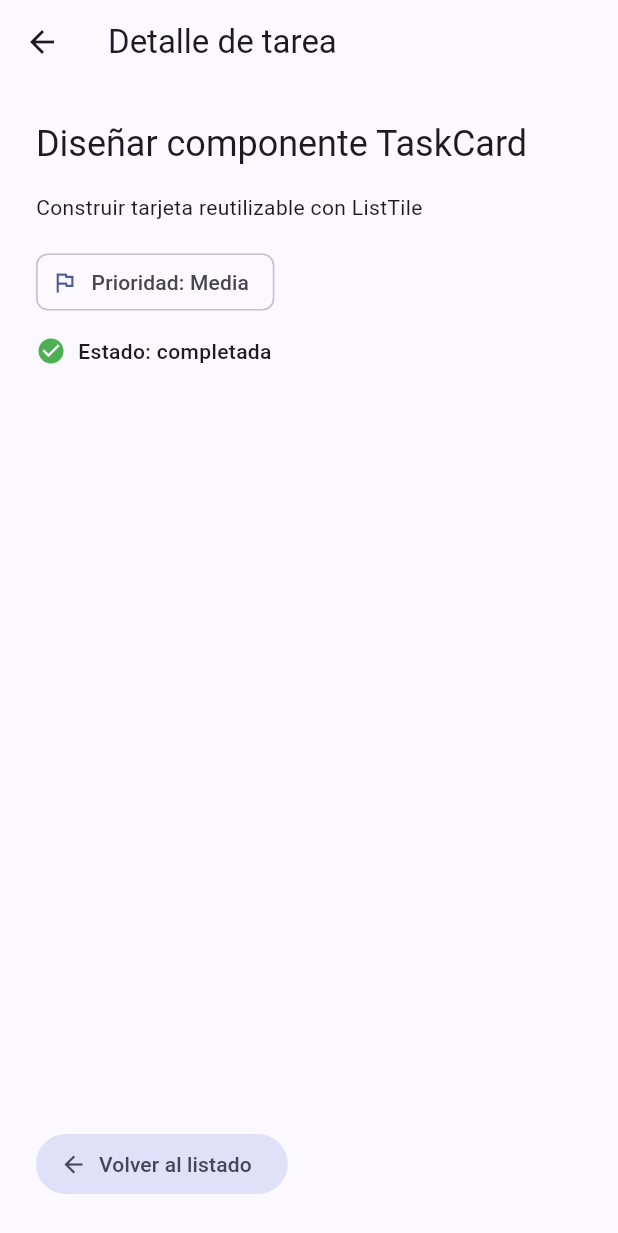
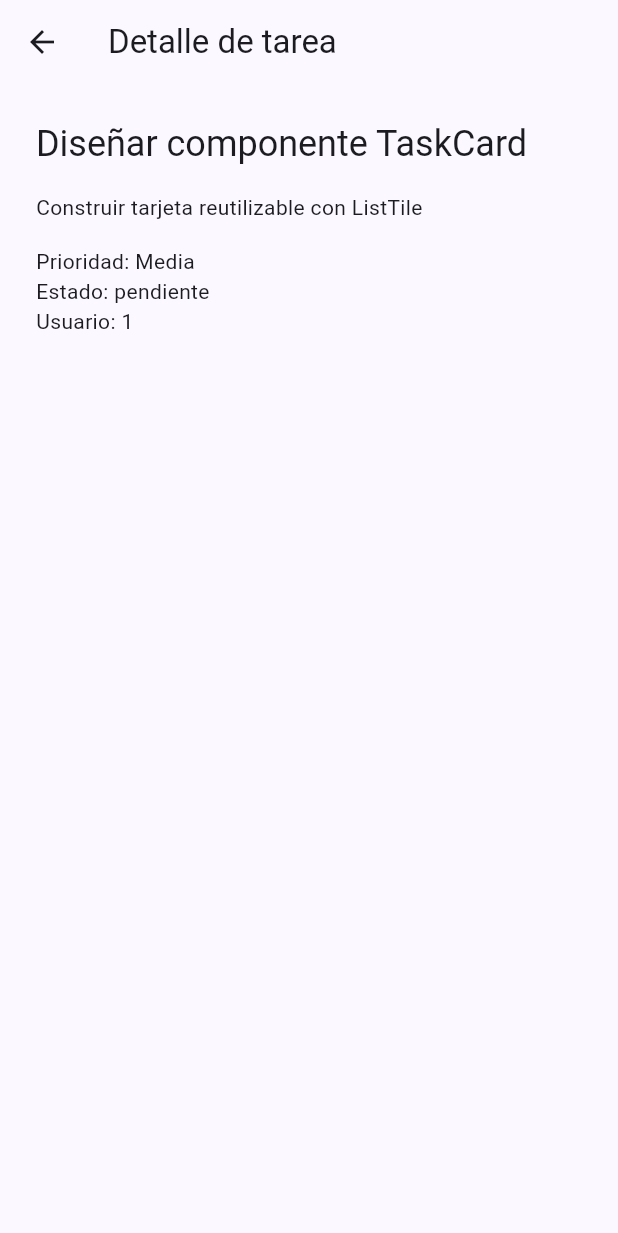
Before and after one commit to anthonymcs/taskflow, a Flutter app: the screen it shows after launch, after a tap on "Diseñar componente TaskCard", on a phone screen of 412 x 824 dp. Shown: the top 1233 px of the screen. Run offline on Flutter 3.47's test engine with Material 3 defaults, Android fonts, the phone set to English and light mode, and no system bars; our stand-ins replace go_router.

Commit message:
docs: definir alcance y modelo de TaskFlow

```diff
--- a/lib/main.dart
+++ b/lib/main.dart
@@ -1,9 +1,74 @@
 import 'package:flutter/material.dart';
 import 'package:go_router/go_router.dart';
+
+import 'task.dart';
 
 void main() {
   runApp(const TaskFlowApp());
 }
+
+const demoTasks = <Task>[
+  Task(
+    id: 1,
+    title: 'Definir arquitectura y modelos',
+    description: 'Estructurar clase Task y tipos de datos',
+    priority: 'Alta',
+    isCompleted: false,
+    userId: 1,
+  ),
+  Task(
+    id: 2,
+    title: 'Diseñar componente TaskCard',
+    description: 'Construir tarjeta reutilizable con ListTile',
+    priority: 'Media',
+    isCompleted: false,
+    userId: 1,
+  ),
+  Task(
+    id: 3,
+    title: 'Implementar ListView.builder',
+    description: 'Renderizar listado bajo demanda y scroll eficiente',
+    priority: 'Alta',
+    isCompleted: true,
+    userId: 1,
+  ),
+  Task(
+    id: 4,
+    title: 'Preparar navegación por id',
+    description: 'Planificar vista detallada para cada tarea',
+    priority: 'Media',
+    isCompleted: false,
+    userId: 1,
+  ),
+  Task(
+    id: 5,
+    title: 'Verificar calidad con analyzer',
+    description: 'Ejecutar dart format y flutter analyze sin errores',
+    priority: 'Baja',
+    isCompleted: false,
+    userId: 1,
+  ),
+];
+
+Task? findTask(int? id) {
+  for (final task in demoTasks) {
+    if (task.id == id) return task;
+  }
+  return null;
+}
+
+final appRouter = GoRouter(
+  routes: [
+    GoRoute(path: '/', builder: (context, state) => const TaskListScreen()),
+    GoRoute(
+      path: '/task/:id',
+      builder: (context, state) {
+        final id = int.tryParse(state.pathParameters['id'] ?? '');
+        return TaskDetailScreen(task: findTask(id));
+      },
+    ),
+  ],
+);
 
 class TaskFlowApp extends StatelessWidget {
   const TaskFlowApp({super.key});
@@ -15,99 +80,8 @@ class TaskFlowApp extends StatelessWidget {
       title: 'TaskFlow',
       theme: ThemeData(
         colorScheme: ColorScheme.fromSeed(seedColor: Colors.indigo),
-        useMaterial3: true,
       ),
       routerConfig: appRouter,
-    );
-  }
-}
-
-class Task {
-  const Task({
-    required this.id,
-    required this.title,
-    required this.description,
-    required this.priority,
-    required this.isCompleted,
-  });
-
-  final int id;
-  final String title;
-  final String description;
-  final String priority;
-  final bool isCompleted;
-}
-
-const demoTasks = [
-  Task(
-    id: 1,
-    title: 'Definir arquitectura y modelos',
-    description: 'Estructurar clase Task y tipos de datos',
-    priority: 'Alta',
-    isCompleted: true,
-  ),
-  Task(
-    id: 2,
-    title: 'Diseñar componente TaskCard',
-    description: 'Construir tarjeta reutilizable con ListTile',
-    priority: 'Media',
-    isCompleted: true,
-  ),
-  Task(
-    id: 3,
-    title: 'Implementar ListView.builder',
-    description: 'Renderizar listado bajo demanda y scroll eficiente',
-    priority: 'Alta',
-    isCompleted: false,
-  ),
-  Task(
-    id: 4,
-    title: 'Preparar navegación por id',
-    description: 'Planificar vista detallada para cada tarea',
-    priority: 'Media',
-    isCompleted: false,
-  ),
-  Task(
-    id: 5,
-    title: 'Verificar calidad con analyzer',
-    description: 'Ejecutar dart format y flutter analyze sin errores',
-    priority: 'Baja',
-    isCompleted: false,
-  ),
-];
-
-final appRouter = GoRouter(
-  routes: [
-    GoRoute(path: '/', builder: (context, state) => const TaskListScreen()),
-    GoRoute(
-      path: '/task/:id',
-      builder: (context, state) {
-        final taskId = int.parse(state.pathParameters['id']!);
-        return TaskDetailScreen(taskId: taskId);
-      },
-    ),
-  ],
-);
-
-class TaskCard extends StatelessWidget {
-  const TaskCard({super.key, required this.task, this.onTap});
-
-  final Task task;
-  final VoidCallback? onTap;
-
-  @override
-  Widget build(BuildContext context) {
-    return Card(
-      child: ListTile(
-        onTap: onTap,
-        leading: Icon(
-          task.isCompleted ? Icons.check_circle : Icons.radio_button_unchecked,
-          color: task.isCompleted ? Colors.green : null,
-        ),
-        title: Text(task.title),
-        subtitle: Text('${task.priority} · ${task.description}'),
-        trailing: const Icon(Icons.chevron_right),
-      ),
     );
   }
 }
@@ -124,9 +98,18 @@ class TaskListScreen extends StatelessWidget {
         itemCount: demoTasks.length,
         itemBuilder: (context, index) {
           final task = demoTasks[index];
-          return TaskCard(
-            task: task,
+          return Card(
+            child: ListTile(
+              leading: Icon(
+                task.isCompleted
+                    ? Icons.check_circle
+                    : Icons.radio_button_unchecked,
+              ),
+              title: Text(task.title),
+              subtitle: Text('Prioridad: ${task.priority}'),
+              trailing: const Icon(Icons.chevron_right),
               onTap: () => context.push('/task/${task.id}'),
+            ),
           );
         },
       ),
@@ -135,55 +118,36 @@ class TaskListScreen extends StatelessWidget {
 }
 
 class TaskDetailScreen extends StatelessWidget {
-  const TaskDetailScreen({super.key, required this.taskId});
+  const TaskDetailScreen({super.key, required this.task});
 
-  final int taskId;
+  final Task? task;
 
   @override
   Widget build(BuildContext context) {
-    final task = demoTasks.firstWhere((item) => item.id == taskId);
-
+    final selected = task;
     return Scaffold(
       appBar: AppBar(title: const Text('Detalle de tarea')),
       body: Padding(
         padding: const EdgeInsets.all(24),
-        child: Column(
+        child: selected == null
+            ? const Text('No se encontró esta tarea.')
+            : Column(
                 crossAxisAlignment: CrossAxisAlignment.start,
                 children: [
-            Text(task.title, style: Theme.of(context).textTheme.headlineSmall),
+                  Text(
+                    selected.title,
+                    style: Theme.of(context).textTheme.headlineSmall,
+                  ),
                   const SizedBox(height: 16),
-            Text(task.description),
+                  Text(selected.description),
                   const SizedBox(height: 16),
-            Chip(
-              avatar: Icon(
-                task.priority == 'Alta'
-                    ? Icons.priority_high
-                    : Icons.flag_outlined,
-                size: 18,
+                  Text('Prioridad: ${selected.priority}'),
+                  Text(
+                    selected.isCompleted
+                        ? 'Estado: completada'
+                        : 'Estado: pendiente',
                   ),
-              label: Text('Prioridad: ${task.priority}'),
-            ),
-            const SizedBox(height: 12),
-            Row(
-              children: [
-                Icon(
-                  task.isCompleted ? Icons.check_circle : Icons.pending_actions,
-                  color: task.isCompleted ? Colors.green : Colors.orange,
-                  size: 20,
-                ),
-                const SizedBox(width: 8),
-                Text(
-                  task.isCompleted ? 'Estado: completada' : 'Estado: pendiente',
-                  style: const TextStyle(fontWeight: FontWeight.w500),
-                ),
-              ],
-            ),
-            const Spacer(),
-            FilledButton.tonalIcon(
-              onPressed: () => context.pop(),
-              icon: const Icon(Icons.arrow_back),
-              label: const Text('Volver al listado'),
-            ),
+                  Text('Usuario: ${selected.userId}'),
                 ],
               ),
       ),
--- /dev/null
+++ b/lib/task.dart
@@ -0,0 +1,28 @@
+class Task {
+  const Task({
+    required this.id,
+    required this.title,
+    required this.description,
+    required this.priority,
+    required this.isCompleted,
+    required this.userId,
+  });
+
+  final int id;
+  final String title;
+  final String description;
+  final String priority;
+  final bool isCompleted;
+  final int userId;
+
+  factory Task.fromJson(Map<String, dynamic> json) {
+    return Task(
+      id: json['id'] as int,
+      title: json['title'] as String,
+      description: json['description'] as String,
+      priority: json['priority'] as String,
+      isCompleted: json['isCompleted'] as bool,
+      userId: json['userId'] as int,
+    );
+  }
+}
```
Also changed, not shown: 2 other files. Lines whose indentation alone changed are shown as unchanged.
